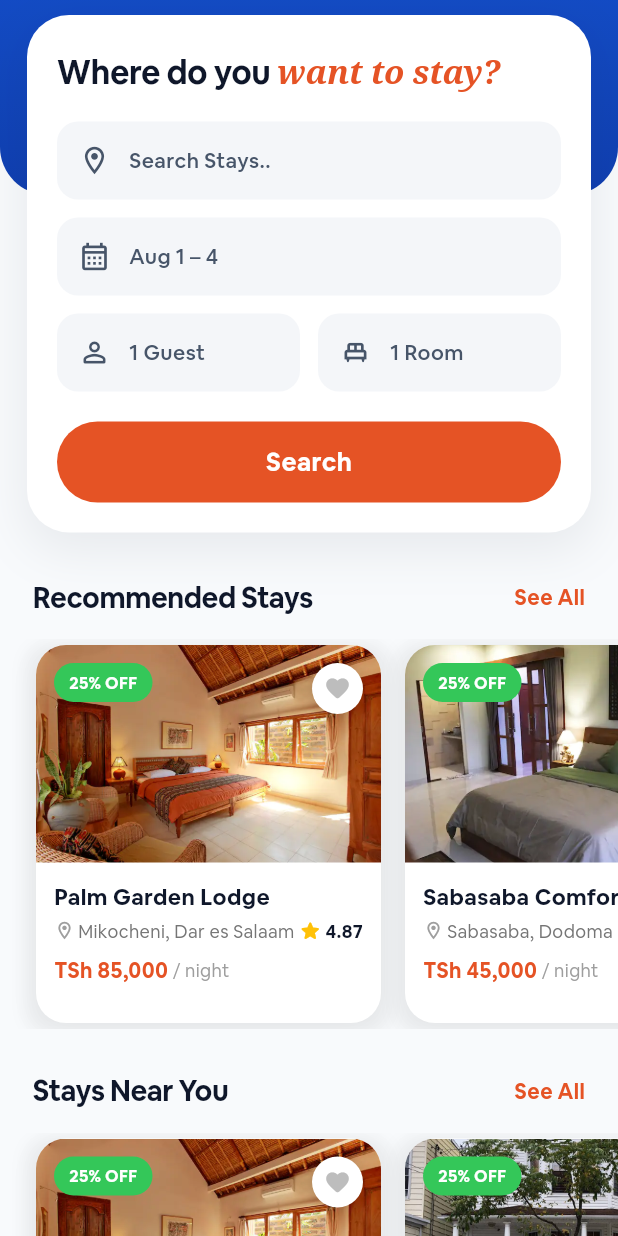
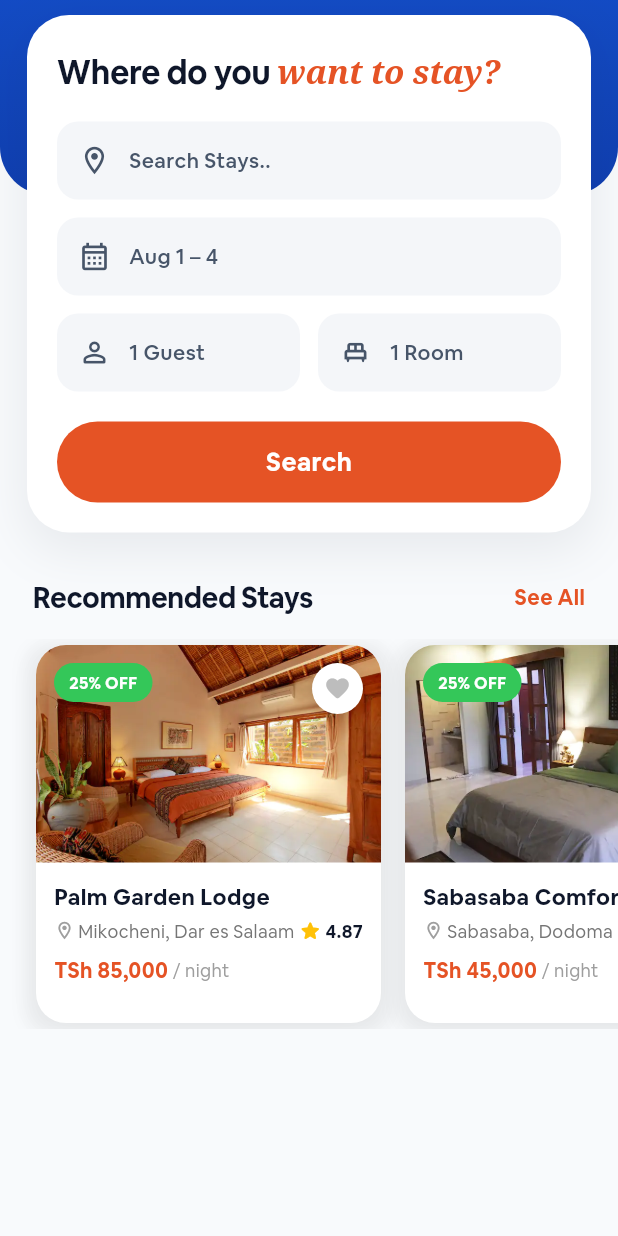
Before and after one commit to Denisi1234/fastnet_mobile_front_end, a Flutter app: the Explore screen opened directly, scrolled down 200 dp, on a phone screen of 412 x 824 dp. Run offline on Flutter 3.47's test engine with Material 3 defaults, Android fonts, the phone set to English and light mode, and no system bars; our stand-ins replace geolocator, image_picker, lottie, pdf, qr_flutter, share_plus and 1 more; missing offline and left inert: mapbox_maps_flutter; accounts and stored records are empty; network calls fail; project files that could hold a hidden picture were left out.

Commit message:
Redesign search results screen, update Mapbox teardrop pins, lodge details map integration, and explore screen layout balance

```diff
--- a/lib/ui/screens/explore/explore.dart
+++ b/lib/ui/screens/explore/explore.dart
@@ -108,75 +108,9 @@ class _ExploreState extends State<Explore> {
     return destinations.where((d) => d.matches(_searchQuery)).toList();
   }
 
-  final Map<String, Map<String, double>> _locationCoordinates = const {
-    'dar es salaam': {'lat': -6.7780, 'lng': 39.2345},
-    'dodoma': {'lat': -6.1664, 'lng': 35.7443},
-    'arusha': {'lat': -3.3662, 'lng': 36.6661},
-    'zanzibar': {'lat': -5.7335, 'lng': 39.2974},
-    'mwanza': {'lat': -2.5164, 'lng': 32.9033},
-    'new york': {'lat': -6.7780, 'lng': 39.2345},
-  };
 
-  double _calculateDistanceKm(double lat1, double lon1, double lat2, double lon2) {
-    const p = 0.017453292519943295;
-    final a = 0.5 - math.cos((lat2 - lat1) * p) / 2 +
-        math.cos(lat1 * p) * math.cos(lat2 * p) * (1 - math.cos((lon2 - lon1) * p)) / 2;
-    return 12742 * math.asin(math.sqrt(a));
-  }
 
-  List<Destination> get _staysNearYou {
-    final rawLoc = _currentLocation.trim().isEmpty ? 'Dar es Salaam' : _currentLocation.trim();
-    final currentLocLower = rawLoc.toLowerCase();
 
-    double centerLat = -6.7780;
-    double centerLng = 39.2345;
-    for (var entry in _locationCoordinates.entries) {
-      if (currentLocLower.contains(entry.key)) {
-        centerLat = entry.value['lat']!;
-        centerLng = entry.value['lng']!;
-        break;
-      }
-    }
-
-    // Smart geographic & area filter: strict matching for city/area
-    List<Destination> matched = destinations.where((d) {
-      final cityLower = d.city.toLowerCase();
-      final areaLower = d.area.toLowerCase();
-
-      if (currentLocLower.contains('dar') || currentLocLower.contains('new york')) {
-        return cityLower.contains('dar') ||
-            areaLower.contains('mikocheni') ||
-            areaLower.contains('masaki') ||
-            areaLower.contains('kariakoo') ||
-            areaLower.contains('mbezi') ||
-            areaLower.contains('upanga') ||
-            areaLower.contains('msasani');
-      }
-      if (currentLocLower.contains('dodoma')) {
-        return cityLower.contains('dodoma');
-      }
-      if (currentLocLower.contains('arusha')) {
-        return cityLower.contains('arusha');
-      }
-      if (currentLocLower.contains('zanzibar')) {
-        return cityLower.contains('zanzibar');
-      }
-      return d.matches(rawLoc);
-    }).toList();
-
-    if (matched.isEmpty) {
-      matched = List.from(destinations);
-    }
-
-    // Sort by calculated proximity (Haversine distance in km) to current center
-    matched.sort((a, b) {
-      final distA = _calculateDistanceKm(centerLat, centerLng, a.latitude, a.longitude);
-      final distB = _calculateDistanceKm(centerLat, centerLng, b.latitude, b.longitude);
-      return distA.compareTo(distB);
-    });
-
-    return matched;
-  }
 
   Future<void> _fetchMapboxCurrentLocation() async {
     try {
@@ -1020,56 +954,11 @@ class _ExploreState extends State<Explore> {
                       },
                     ),
                   ),
-                  const SizedBox(height: 28),
-
-                  // -------------------------------------------------------------
-                  // 4. Hotel Near You Section
-                  // -------------------------------------------------------------
-                  Padding(
-                    padding: const EdgeInsets.symmetric(horizontal: 22.0),
-                    child: Row(
-                      mainAxisAlignment: MainAxisAlignment.spaceBetween,
-                      children: [
-                        const Text(
-                          'Stays Near You',
-                          style: TextStyle(
-                            fontSize: 19,
-                            fontWeight: FontWeight.bold,
-                            color: Color(0xFF0F172A),
-                            letterSpacing: -0.3,
-                          ),
-                        ),
-                        GestureDetector(
-                          onTap: _triggerSearch,
-                          child: const Text(
-                            'See All',
-                            style: TextStyle(
-                              fontSize: 14,
-                              fontWeight: FontWeight.bold,
-                              color: Color(0xFFE55325),
-                            ),
-                          ),
-                        ),
-                      ],
-                    ),
-                  ),
-                  const SizedBox(height: 14),
-                  SizedBox(
-                    height: 260,
-                    child: ListView.builder(
-                      scrollDirection: Axis.horizontal,
-                      padding: const EdgeInsets.symmetric(horizontal: 16),
-                      itemCount: _staysNearYou.length,
-                      itemBuilder: (context, index) {
-                        final item = _staysNearYou[index];
-                        return _buildRecommendedStayCard(context, item);
-                      },
-                    ),
-                  ),
+                  const SizedBox(height: 32),
                 ],
               ),
             ),
-            const SizedBox(height: 10),
+            const SizedBox(height: 16),
           ],
         ),
       ),
```
Also changed, not shown: 1 other file.
